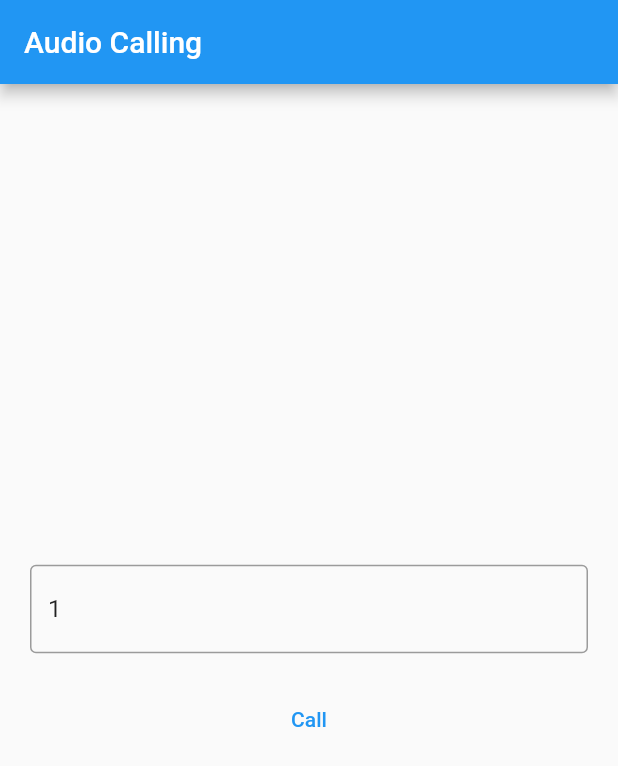
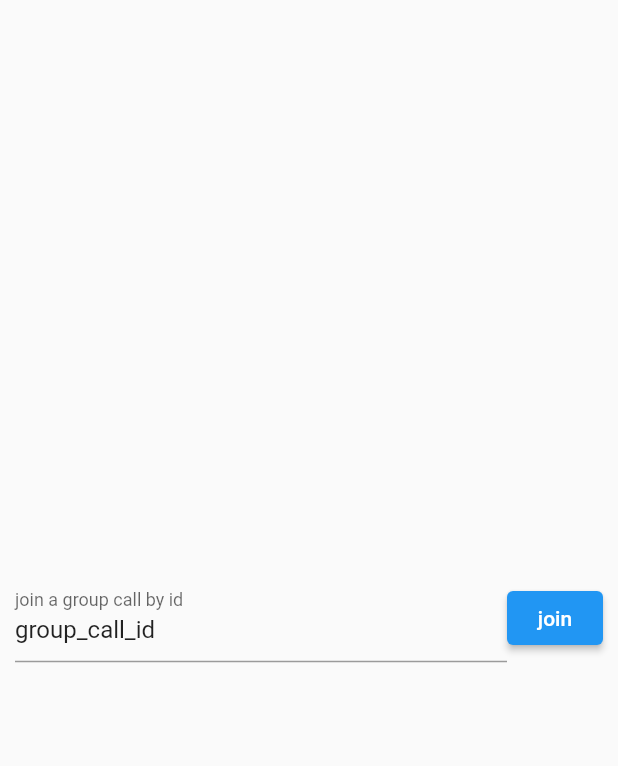
Before and after one commit to axiftaj/Flutter-Live-Streaming-Zego-Cloud, a Flutter app: the screen it shows after launch, on a phone screen of 412 x 824 dp. Shown: the top 766 px of the screen. Run offline on Flutter 3.47's test engine with Material 2 defaults, Android fonts, the phone set to English and light mode, and no system bars; missing offline and left inert: zego_uikit_prebuilt_call, zego_uikit_prebuilt_live_streaming.

Commit message:
group calling added

```diff
--- /dev/null
+++ b/lib/group_calling_screen.dart
@@ -0,0 +1,72 @@
+
+import 'package:flutter/material.dart';
+import 'package:flutter_live_streaming_app/utils.dart';
+import 'package:zego_uikit_prebuilt_call/zego_uikit_prebuilt_call.dart';
+import 'dart:math' as math;
+
+/// Note that the userID needs to be globally unique,
+final String localUserID = math.Random().nextInt(10000).toString();
+
+class GroupCallPage extends StatelessWidget {
+  /// Users who use the same callID can in the same call.
+  final callIDTextCtrl = TextEditingController(text: "group_call_id");
+
+  GroupCallPage({Key? key}) : super(key: key);
+
+  @override
+  Widget build(BuildContext context) {
+    return Scaffold(
+      body: Center(
+        child: Padding(
+          padding: const EdgeInsets.symmetric(horizontal: 10),
+          child: Row(
+            mainAxisAlignment: MainAxisAlignment.center,
+            crossAxisAlignment: CrossAxisAlignment.center,
+            children: [
+              Expanded(
+                child: TextFormField(
+                  controller: callIDTextCtrl,
+                  decoration: const InputDecoration(
+                      labelText: "join a group call by id"),
+                ),
+              ),
+              ElevatedButton(
+                  onPressed: () {
+                    Navigator.push(
+                      context,
+                      MaterialPageRoute(builder: (context) {
+                        return CallPage(callID: callIDTextCtrl.text);
+                      }),
+                    );
+                  },
+                  child: const Text("join"))
+            ],
+          ),
+        ),
+      ),
+    );
+  }
+}
+
+class CallPage extends StatelessWidget {
+  final String callID;
+
+  const CallPage({
+    Key? key,
+    required this.callID,
+  }) : super(key: key);
+
+  @override
+  Widget build(BuildContext context) {
+    return SafeArea(
+      child: ZegoUIKitPrebuiltCall(
+        appID: Utils.appId /*input your AppID*/,
+        appSign: Utils.appSignin /*input your AppSign*/,
+        userID: localUserID,
+        userName: "user_$localUserID",
+        callID: callID,
+        config: ZegoUIKitPrebuiltCallConfig.groupVideoCall(),
+      ),
+    );
+  }
+}
--- a/lib/main.dart
+++ b/lib/main.dart
@@ -1,8 +1,9 @@
 import 'package:flutter/material.dart';
 import 'package:flutter_live_streaming_app/audio_calling_screen.dart';
+import 'package:flutter_live_streaming_app/group_calling_screen.dart';
 import 'package:flutter_live_streaming_app/video_calling.dart';
 
-Future main() async {
+void main() async {
   runApp(const MyApp());
 }
 
@@ -11,10 +12,10 @@ class MyApp extends StatelessWidget {
 
   @override
   Widget build(BuildContext context) {
-    return const MaterialApp(
+    return  MaterialApp(
       debugShowCheckedModeBanner: false,
       title: 'Zego Video Calling',
-      home: AudioCallingScreen(),
+      home:  GroupCallPage(),
     );
   }
 }
--- a/lib/utils.dart
+++ b/lib/utils.dart
@@ -1,7 +1,7 @@
 
 class Utils {
 
-  static int appId =  ;
+  static int appId = 124 ;
   static String appSignin = "" ;
 
 }
--- a/pubspec.yaml
+++ b/pubspec.yaml
@@ -36,9 +36,9 @@ dependencies:
   # The following adds the Cupertino Icons font to your application.
   # Use with the CupertinoIcons class for iOS style icons.
   cupertino_icons: ^1.0.2
-  zego_uikit_prebuilt_call:
-  zego_uikit_signaling_plugin: ^1.0.14 # Add
-  zego_uikit_prebuilt_live_streaming: ^1.2.1
+  zego_uikit_prebuilt_call: ^3.1.0
+  zego_uikit_signaling_plugin: ^2.0.3
+  zego_uikit_prebuilt_live_streaming: ^2.3.6
 
 dev_dependencies:
   flutter_test:
```
Also changed, not shown: pubspec.lock, 3 other files.
